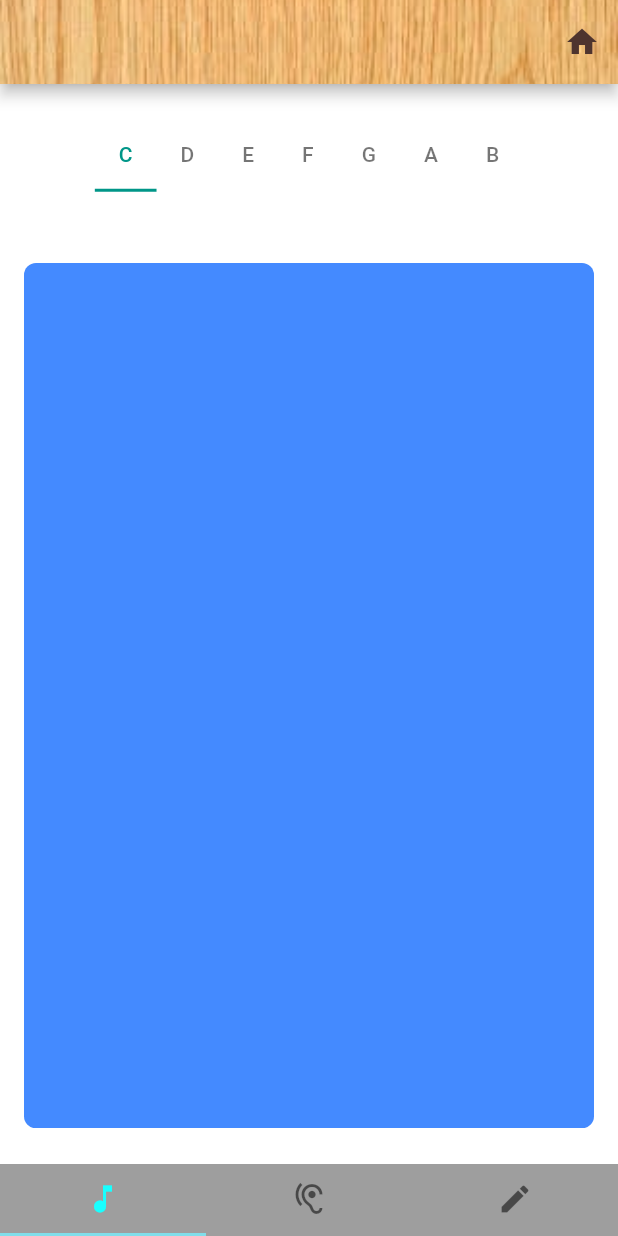
After one commit to kobemhlee/chord_app, a Flutter app: the screen it shows after launch, on a phone screen of 412 x 824 dp. The commit adds this screen. Run offline on Flutter 3.47's test engine with Material 2 defaults, Android fonts, the phone set to English and light mode, and no system bars; our stand-ins replace audioplayers, getflutter.

Commit message:
Re-styled entire app (basic layout)

```diff
--- a/lib/chordlibpage.dart
+++ b/lib/chordlibpage.dart
@@ -28,6 +28,7 @@ class _ChordLibrary extends State<ChordLibrary> {
             image: AssetImage('assets/wood.JPG'),
             fit: BoxFit.cover,
           ),
+
           actions: <Widget>[
             IconButton(
               icon: Icon(
--- a/lib/main.dart
+++ b/lib/main.dart
@@ -1,22 +1,17 @@
 import 'package:flutter/material.dart';
-import 'package:chord_app/style.dart';
-import 'package:audioplayers/audio_cache.dart';
-import 'package:chord_app/chordlibpage.dart';
-import 'package:chord_app/mysongspage.dart';
+import 'package:chord_app/nestedTabBarView.dart';
 
 void main() => runApp(MyApp());
 
 class MyApp extends StatelessWidget {
-  // This widget is the root of your application.
   @override
   Widget build(BuildContext context) {
     return MaterialApp(
-      title: 'Chord App',
+      title: 'Nested Tab Bar Demo',
       theme: ThemeData(
-          primarySwatch: Colors.orange,
-          textTheme: TextTheme(title: AppBarTextStyle)
+        primarySwatch: Colors.teal,
       ),
-      home: MyHomePage(title: 'Chord App Home Page'),
+      home: MyHomePage(title: 'Nested Tab Bar Demo Page'),
     );
   }
 }
@@ -30,44 +25,27 @@ class MyHomePage extends StatefulWidget {
   _MyHomePageState createState() => _MyHomePageState();
 }
 
-class _MyHomePageState extends State<MyHomePage> {
-  AudioCache player = AudioCache();
+class _MyHomePageState extends State<MyHomePage> with TickerProviderStateMixin {
+  TabController _tabController;
 
-  void _incrementCounter() {
-    setState(() {
-      player.load('assets/sample.mp3');
-      player.play('assets/sample.mp3');
-    });
+  @override
+  void initState() {
+    super.initState();
+
+    _tabController = new TabController(length: 3, vsync: this);
   }
 
-  void _goToChordLibrary() {
-    setState(() {
-      Navigator.push(
-        context,
-        MaterialPageRoute(builder: (context) => ChordLibrary(title: 'Key of C')),
-      );
-    });
+  @override
+  void dispose() {
+    super.dispose();
+    _tabController.dispose();
   }
-
-  void _goToMySongs() {
-    setState(() {
-      Navigator.push(
-        context,
-        MaterialPageRoute(builder: (context) => MySongs(title: 'My Songs')),
-      );
-    });
-  }
-
-
 
   @override
   Widget build(BuildContext context) {
     return Scaffold(
-      backgroundColor: Colors.cyan[100],
+      backgroundColor: Colors.white,
       appBar: AppBar(
-        // Here we take the value from the MyHomePage object that was created by
-        // the App.build method, and use it to set our appbar title.
-        //title: Text(widget.title, textAlign: TextAlign.center),
         flexibleSpace: Image(
           image: AssetImage('assets/wood.JPG'),
           fit: BoxFit.cover,
@@ -78,76 +56,40 @@ class _MyHomePageState extends State<MyHomePage> {
               Icons.home,
               color: Colors.brown[800],
             ),
-          )],
+          )
+        ],
       ),
-      body: Center(
-        // Center is a layout widget. It takes a single child and positions it
-        // in the middle of the parent.
-        child: Column(
+      bottomNavigationBar: Material(
+        color: Colors.black38,
+        child: TabBar(
+            controller: _tabController,
+            indicatorColor: Colors.cyan[200],
+            labelColor: Colors.cyanAccent,
+            unselectedLabelColor: Colors.black54,
+            tabs: <Widget>[
+              Tab(
+                icon: Icon(Icons.music_note),
+              ),
+              Tab(
+                icon: Icon(Icons.hearing),
+              ),
+              Tab(
+                icon: Icon(Icons.create),
+              ),
+            ]),
+      ),
+      body: TabBarView(
+        children: <Widget>[
+          NestedTabBar(),
 
-          mainAxisAlignment: MainAxisAlignment.center,
-          children: <Widget>[
-            Text(
-                'EZ Guitar',
-                style: TextStyle(
-                  fontFamily: 'Montserrat',
-                  fontWeight: FontWeight.w500,
-                  fontSize: 50, // 26
-                  color: Colors.black,
-                )
-            ),
-            Image(
-              image: AssetImage("assets/chord_app_logo.png"),
-              width: 120,
-              height: 128,
-            ),
-            new SizedBox(
-              width: 150.0,
-              //height: 100.0,
-              child: new RaisedButton(
-                onPressed: _goToChordLibrary,
-                child: Text(
-                    "Chord Library",
-                    //style: Theme.of(context).textTheme.title
-                    style: TextStyle(fontFamily: 'Montserrat')
-                ),
-                shape: new RoundedRectangleBorder(borderRadius: new BorderRadius.circular(30.0)),
-                color: Colors.white,
-                highlightColor: Colors.orangeAccent,
-              ),
-            ),
-            new SizedBox(
-              width: 150.0,
-              //height: 100.0,
-              child: new RaisedButton(
-                onPressed: _goToMySongs,
-                child: Text(
-                    "My Songs",
-                    //style: Theme.of(context).textTheme.title
-                    style: TextStyle(fontFamily: 'Montserrat')
-                ),
-                shape: new RoundedRectangleBorder(borderRadius: new BorderRadius.circular(30.0)),
-                color: Colors.white,
-                highlightColor: Colors.orangeAccent,
-              ),
-            ),
-            new SizedBox(
-              width: 150.0,
-              //height: 100.0,
-              child: new RaisedButton(
-                onPressed: _incrementCounter,
-                child: Text(
-                    "Ear Trainer",
-                    //style: Theme.of(context).textTheme.title
-                    style: TextStyle(fontFamily: 'Montserrat')
-                ),
-                shape: new RoundedRectangleBorder(borderRadius: new BorderRadius.circular(30.0)),
-                color: Colors.white,
-                highlightColor: Colors.orangeAccent,
-              ),
-            ),
-          ],
-        ),
+          Center(
+            child: Text("Ear Trainer Page Goes Here"),
+          ),
+          Center(
+            child: Text("Song Creator Page Goes Here"),
+          )
+        ],
+        controller: _tabController,
       ),
     );
   }
--- /dev/null
+++ b/lib/nestedTabBarView.dart
@@ -0,0 +1,116 @@
+import 'package:flutter/material.dart';
+
+class NestedTabBar extends StatefulWidget {
+
+  @override
+  _NestedTabBarState createState() => _NestedTabBarState();
+}
+
+class _NestedTabBarState extends State<NestedTabBar>
+    with TickerProviderStateMixin {
+  TabController _nestedTabController;
+
+  @override
+  void initState() {
+    super.initState();
+
+    _nestedTabController = new TabController(length: 7, vsync: this);
+  }
+
+  @override
+  void dispose() {
+    super.dispose();
+    _nestedTabController.dispose();
+  }
+
+  @override
+  Widget build(BuildContext context) {
+    double screenHeight = MediaQuery.of(context).size.height;
+    return Column(
+      mainAxisAlignment: MainAxisAlignment.spaceAround,
+      children: <Widget>[
+        TabBar(
+          controller: _nestedTabController,
+          indicatorColor: Colors.teal,
+          labelColor: Colors.teal,
+          unselectedLabelColor: Colors.black54,
+          isScrollable: true,
+          tabs: <Widget>[
+            Tab(
+              text: "C",
+            ),
+            Tab(
+              text: "D",
+            ),
+            Tab(
+              text: "E",
+            ),
+            Tab(
+              text: "F",
+            ),
+            Tab(
+              text: "G",
+            ),
+            Tab(
+              text: "A",
+            ),
+            Tab(
+              text: "B",
+            ),
+          ],
+        ),
+        Container(
+          height: screenHeight * 0.70,
+          margin: EdgeInsets.only(left: 16.0, right: 16.0),
+          child: TabBarView(
+            controller: _nestedTabController,
+            children: <Widget>[
+              Container(
+                decoration: BoxDecoration(
+                  borderRadius: BorderRadius.circular(8.0),
+                  color: Colors.blueAccent,
+                ),
+              ),
+              Container(
+                decoration: BoxDecoration(
+                  borderRadius: BorderRadius.circular(8.0),
+                  color: Colors.orangeAccent,
+                ),
+              ),
+              Container(
+                decoration: BoxDecoration(
+                  borderRadius: BorderRadius.circular(8.0),
+                  color: Colors.greenAccent,
+                ),
+              ),
+              Container(
+                decoration: BoxDecoration(
+                  borderRadius: BorderRadius.circular(8.0),
+                  color: Colors.indigoAccent,
+                ),
+              ),
+              Container(
+                decoration: BoxDecoration(
+                  borderRadius: BorderRadius.circular(8.0),
+                  color: Colors.redAccent,
+                ),
+              ),
+              Container(
+                decoration: BoxDecoration(
+                  borderRadius: BorderRadius.circular(8.0),
+                  color: Colors.purpleAccent,
+                ),
+              ),
+              Container(
+                decoration: BoxDecoration(
+                  borderRadius: BorderRadius.circular(8.0),
+                  color: Colors.pinkAccent,
+                ),
+              ),
+            ],
+          ),
+        )
+      ],
+    );
+  }
+}
```
Also changed, not shown: lib/mainold.dart (added, +158 -0 lines), assets/picktest.png (added).
